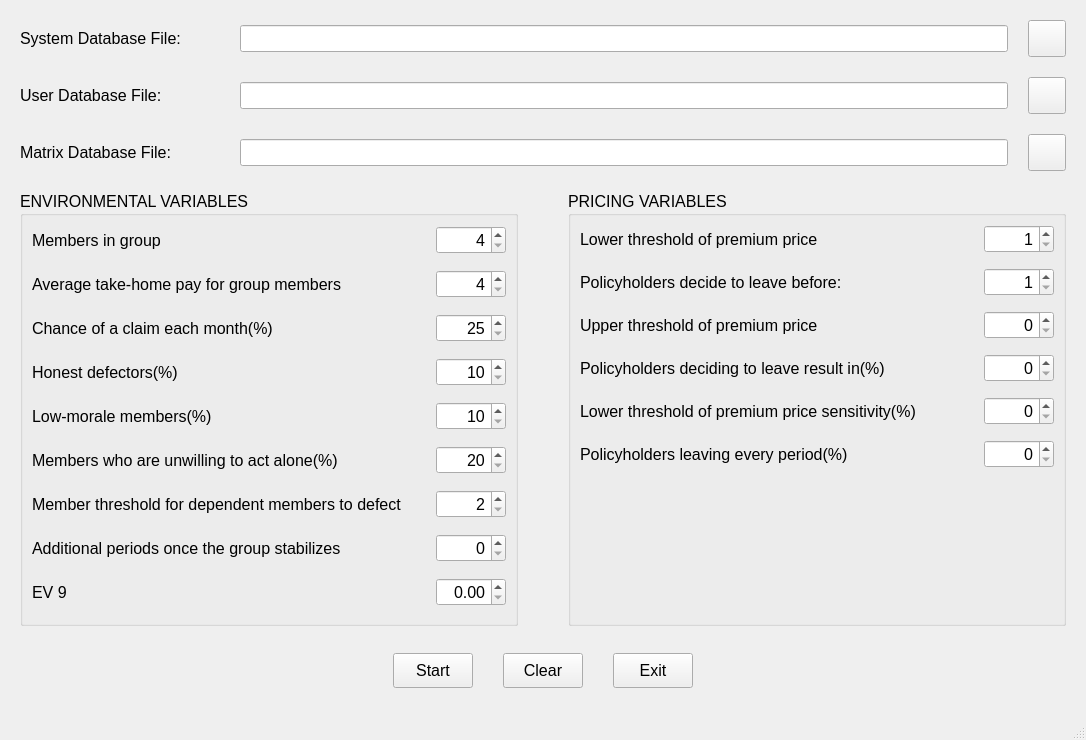
Qt form ui/tps.ui (joshuad31/TandaPay-Simulation) before a commit.
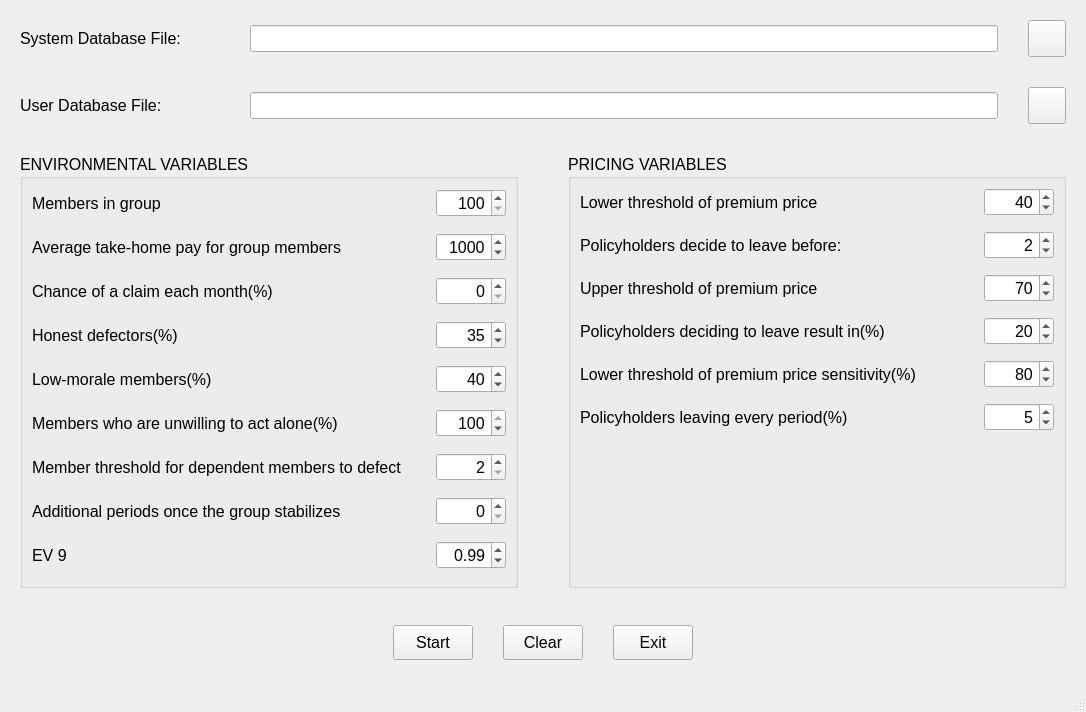
The same form after that commit. Icons and pictures are not drawn.

What changed in the file:
```diff
--- a/ui/tps.ui
+++ b/ui/tps.ui
@@ -7,7 +7,7 @@
     <x>0</x>
     <y>0</y>
     <width>1086</width>
-    <height>740</height>
+    <height>712</height>
    </rect>
   </property>
   <property name="font">
@@ -21,7 +21,7 @@
   <widget class="QWidget" name="centralwidget">
    <layout class="QVBoxLayout" name="verticalLayout">
     <property name="spacing">
-     <number>20</number>
+     <number>30</number>
     </property>
     <property name="leftMargin">
      <number>20</number>
@@ -117,47 +117,6 @@
       </item>
      </layout>
     </item>
-    <item>
-     <layout class="QHBoxLayout" name="horizontalLayout_3">
-      <item>
-       <widget class="QLabel" name="label_3">
-        <property name="minimumSize">
-         <size>
-          <width>200</width>
-          <height>0</height>
-         </size>
-        </property>
-        <property name="text">
-         <string>Matrix Database File:</string>
-        </property>
-       </widget>
-      </item>
-      <item>
-       <widget class="QLineEdit" name="matrix_database">
-        <property name="readOnly">
-         <bool>true</bool>
-        </property>
-       </widget>
-      </item>
-      <item>
-       <widget class="QToolButton" name="btn_matrix_database">
-        <property name="text">
-         <string/>
-        </property>
-        <property name="icon">
-         <iconset resource="tps.qrc">
-          <normaloff>:/img/img/Open.png</normaloff>:/img/img/Open.png</iconset>
-        </property>
-        <property name="iconSize">
-         <size>
-          <width>30</width>
-          <height>30</height>
-         </size>
-        </property>
-       </widget>
-      </item>
-     </layout>
-    </item>
     <item>
      <layout class="QHBoxLayout" name="horizontalLayout_4">
       <property name="spacing">
@@ -211,7 +170,7 @@
               <set>Qt::AlignRight|Qt::AlignTrailing|Qt::AlignVCenter</set>
              </property>
              <property name="minimum">
-              <number>4</number>
+              <number>100</number>
              </property>
              <property name="maximum">
               <number>9999</number>
@@ -258,6 +217,9 @@
              <property name="maximum">
               <number>9999</number>
              </property>
+             <property name="value">
+              <number>1000</number>
+             </property>
             </widget>
            </item>
           </layout>
@@ -295,10 +257,10 @@
               <set>Qt::AlignRight|Qt::AlignTrailing|Qt::AlignVCenter</set>
              </property>
              <property name="minimum">
-              <number>25</number>
+              <number>0</number>
              </property>
              <property name="maximum">
-              <number>75</number>
+              <number>100</number>
              </property>
             </widget>
            </item>
@@ -337,10 +299,13 @@
               <set>Qt::AlignRight|Qt::AlignTrailing|Qt::AlignVCenter</set>
              </property>
              <property name="minimum">
-              <number>10</number>
+              <number>0</number>
              </property>
              <property name="maximum">
-              <number>30</number>
+              <number>100</number>
+             </property>
+             <property name="value">
+              <number>35</number>
              </property>
             </widget>
            </item>
@@ -379,10 +344,13 @@
               <set>Qt::AlignRight|Qt::AlignTrailing|Qt::AlignVCenter</set>
              </property>
              <property name="minimum">
-              <number>10</number>
+              <number>0</number>
              </property>
              <property name="maximum">
-              <number>30</number>
+              <number>100</number>
+             </property>
+             <property name="value">
+              <number>40</number>
              </property>
             </widget>
            </item>
@@ -424,10 +392,13 @@
               <set>Qt::AlignRight|Qt::AlignTrailing|Qt::AlignVCenter</set>
              </property>
              <property name="minimum">
-              <number>20</number>
+              <number>0</number>
              </property>
              <property name="maximum">
-              <number>80</number>
+              <number>100</number>
+             </property>
+             <property name="value">
+              <number>100</number>
              </property>
             </widget>
            </item>
@@ -543,6 +514,9 @@
              <property name="maximum">
               <double>1.000000000000000</double>
              </property>
+             <property name="value">
+              <double>0.990000000000000</double>
+             </property>
             </widget>
            </item>
           </layout>
@@ -600,6 +574,9 @@
              <property name="maximum">
               <number>100</number>
              </property>
+             <property name="value">
+              <number>40</number>
+             </property>
             </widget>
            </item>
           </layout>
@@ -639,6 +616,9 @@
              <property name="maximum">
               <number>100</number>
              </property>
+             <property name="value">
+              <number>2</number>
+             </property>
             </widget>
            </item>
           </layout>
@@ -678,6 +658,9 @@
              <property name="maximum">
               <number>9999</number>
              </property>
+             <property name="value">
+              <number>70</number>
+             </property>
             </widget>
            </item>
           </layout>
@@ -717,6 +700,9 @@
              <property name="maximum">
               <number>100</number>
              </property>
+             <property name="value">
+              <number>20</number>
+             </property>
             </widget>
            </item>
           </layout>
@@ -756,6 +742,9 @@
              <property name="maximum">
               <number>100</number>
              </property>
+             <property name="value">
+              <number>80</number>
+             </property>
             </widget>
            </item>
           </layout>
@@ -795,6 +784,9 @@
              <property name="maximum">
               <number>100</number>
              </property>
+             <property name="value">
+              <number>5</number>
+             </property>
             </widget>
            </item>
           </layout>
```
